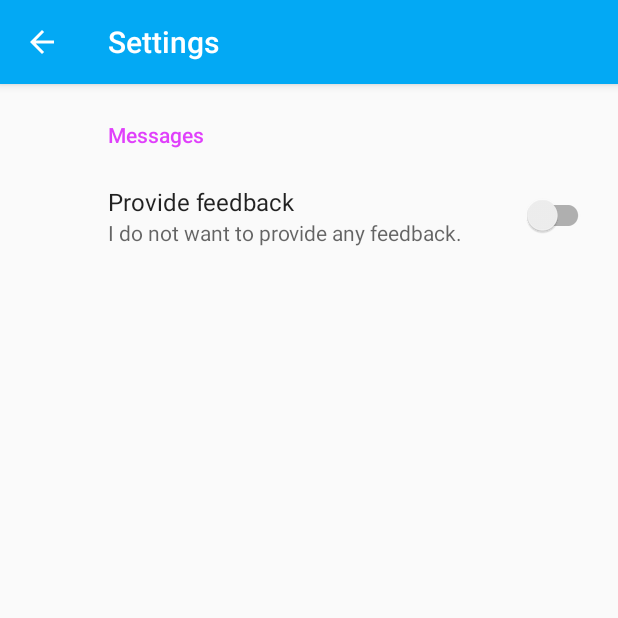
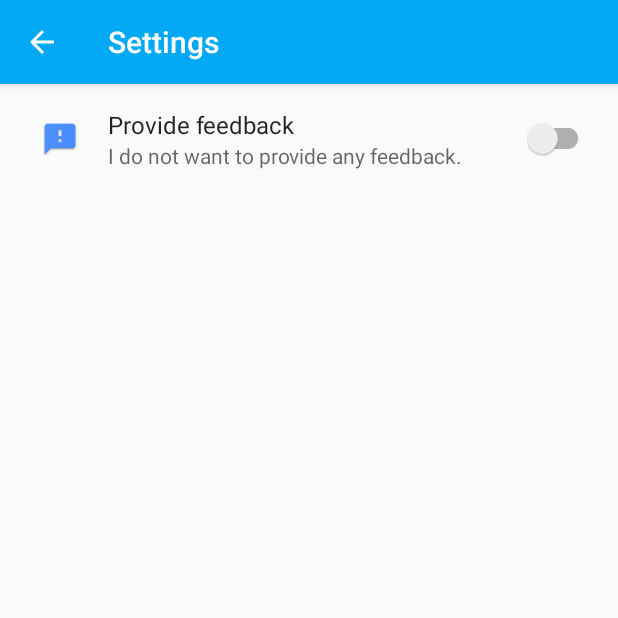
Before and after one commit to rkoconpwr/spamaway_android, an Android app: the SettingsActivity screen opened directly, with no data from a screen before it, on a phone screen of 412 x 824 dp, the top half of it. Run offline under Robolectric (Android 15) with nearby library versions, the phone set to English and light mode, and no system bars; our stand-ins replace androidx.preference.

Commit message:
Preferences: improved layout

```diff
--- a/app/src/main/res/values/colors.xml
+++ b/app/src/main/res/values/colors.xml
@@ -3,7 +3,7 @@
     <color name="colorPrimary">#03A9F4</color>
     <color name="colorPrimaryDark">#0288D1</color>
     <color name="colorPrimaryLight">#B3E5FC</color>
-    <color name="colorAccent">#E040FB</color>
+    <color name="colorAccent">#3F51B5</color>
     <color name="listBackground">#fff</color>
     <color name="textColorPrimary">#212121</color>
     <color name="textColorSecondary">#757575</color>
--- a/app/src/main/res/xml/root_preferences.xml
+++ b/app/src/main/res/xml/root_preferences.xml
@@ -1,14 +1,10 @@
 <PreferenceScreen xmlns:app="http://schemas.android.com/apk/res-auto">
-
-    <PreferenceCategory app:title="@string/feedback_header">
-
     <SwitchPreferenceCompat
+        app:icon="@mipmap/ic_feedback"
         app:defaultValue="false"
         app:key="feedback"
         app:summaryOff="@string/feedback_summary_off"
         app:summaryOn="@string/feedback_summary_on"
         app:title="@string/attachment_title" />
 
-    </PreferenceCategory>
-
 </PreferenceScreen>
```
Also changed, not shown: app/src/main/res/mipmap-hdpi/ic_feedback.png (added), app/src/main/res/mipmap-mdpi/ic_feedback.png (added), app/src/main/res/mipmap-xhdpi/ic_feedback.png (added), app/src/main/res/mipmap-xxhdpi/ic_feedback.png (added), app/src/main/res/mipmap-xxxhdpi/ic_feedback.png (added). Lines whose indentation alone changed are shown as unchanged.
